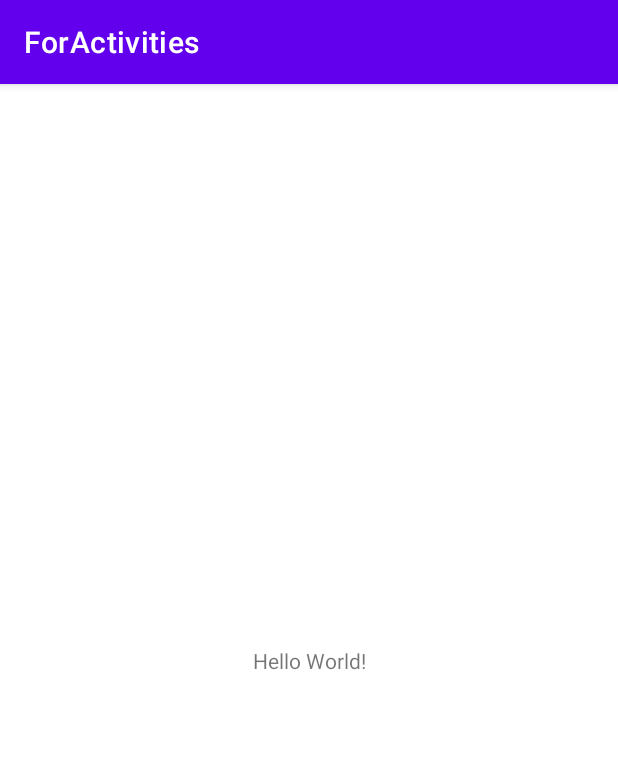
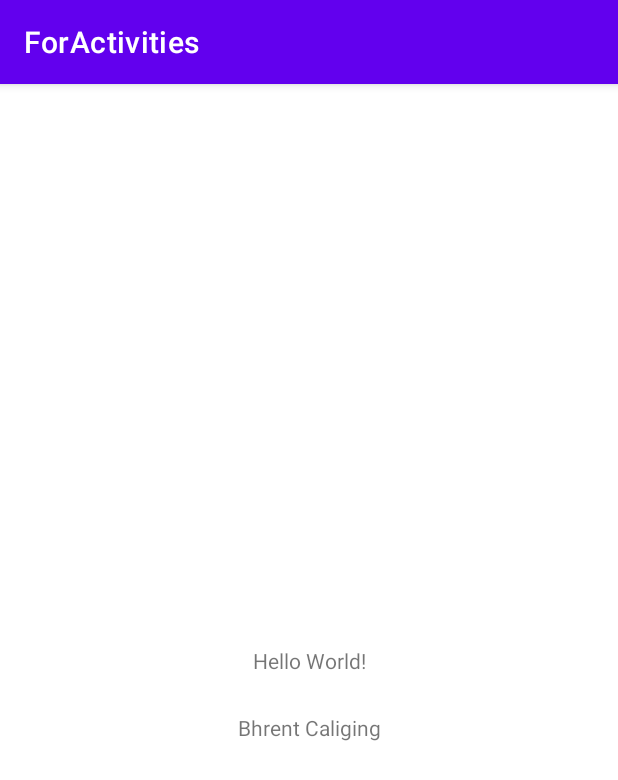
Before and after one commit to BhrentCaliging/Group8-BhReyVi, an Android app: the screen it shows after launch (MainActivity), on a phone screen of 412 x 824 dp. Shown: the top 780 px of the screen. Run offline under Robolectric (Android 15) with nearby library versions, the light colour scheme and no system bars.

Commit message:
First Commit- created TextView for name

```diff
--- a/app/src/main/res/layout/activity_main.xml
+++ b/app/src/main/res/layout/activity_main.xml
@@ -16,5 +16,15 @@
         app:layout_constraintRight_toRightOf="parent"
         app:layout_constraintTop_toTopOf="parent" />
 
+    <TextView
+        android:id="@+id/BC"
+        android:layout_width="wrap_content"
+        android:layout_height="wrap_content"
+        android:layout_margin="25dp"
+        android:text="@string/bhrent_caliging"
+        app:layout_constraintEnd_toEndOf="@+id/textView"
+        app:layout_constraintStart_toStartOf="@+id/textView"
+        app:layout_constraintTop_toBottomOf="@+id/textView" />
+
 
 </androidx.constraintlayout.widget.ConstraintLayout>
--- a/app/src/main/res/values/strings.xml
+++ b/app/src/main/res/values/strings.xml
@@ -1,3 +1,4 @@
 <resources>
     <string name="app_name">ForActivities</string>
+    <string name="bhrent_caliging">Bhrent Caliging</string>
 </resources>
```
